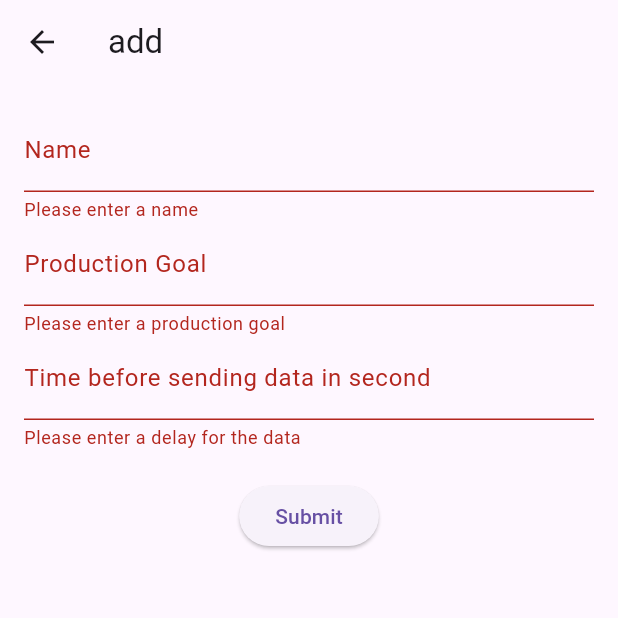
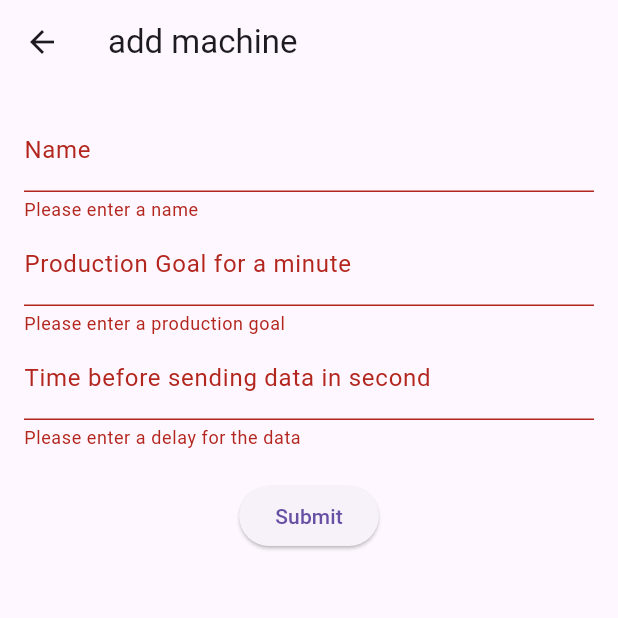
Before and after one commit to TheoHakk/B3Q1-Hakem-Flutter, a Flutter app: the FormMachine screen opened directly, after a tap on "Submit", on a phone screen of 412 x 824 dp, the top half of it. Run offline on Flutter 3.47's test engine with Material 3 defaults, Android fonts, the light colour scheme and no system bars; our stand-ins replace bloc, equatable, firebase_auth, firebase_core, fl_chart, flutter_bloc and 2 more; accounts and stored records are empty.

Commit message:
update de machine fonctionnel

```diff
--- a/lib/View/AppViews/Machines/machine_selection.dart
+++ b/lib/View/AppViews/Machines/machine_selection.dart
@@ -124,7 +124,8 @@ class _MachineSelection extends State<MachineSelection> {
                                 title: const Text('Add a machine'),
                                 onTap: () async {
                                   await Navigator.pushNamed(context, '/add');
-                                  _machinesBloc.add(LoadMachinesEvent());
+                                  BlocProvider.of<MachinesBloc>(context)
+                                      .add(LoadMachinesEvent());
                                 },
                               ),
                             ],
--- a/lib/View/Forms/form_machine.dart
+++ b/lib/View/Forms/form_machine.dart
@@ -34,12 +34,14 @@ class _FormMachine extends State<FormMachine> {
               _goalController.text,
               _dataDelayController.text,
               _nameController.text));
-        } else {
+        } else if (widget.machineId != null) {
           BlocProvider.of<MachineBloc>(context).add(UpdateMachineEvent(
               widget.machineId!,
               _goalController.text,
               _dataDelayController.text,
               _nameController.text));
+        } else {
+          throw Exception("Invalid machine id");
         }
       } catch (e) {
         SnackBar snackBar = SnackBar(content: Text(e.toString()));
@@ -55,7 +57,7 @@ class _FormMachine extends State<FormMachine> {
     return Scaffold(
       appBar: AppBar(
         title: Text(
-            widget.title),
+            '${widget.title} machine ${widget.machineId ?? ""}'),
       ),
       body: Padding(
         padding: const EdgeInsets.all(16.0),
@@ -73,7 +75,7 @@ class _FormMachine extends State<FormMachine> {
               TextFormField(
                 controller: _goalController,
                 decoration:
-                const InputDecoration(labelText: 'Production Goal'),
+                const InputDecoration(labelText: 'Production Goal for a minute'),
                 keyboardType: TextInputType.number,
                 validator: (value) {
                   if (value!.isEmpty) {
```
Also changed, not shown: lib/Model/API/api.dart (+14 -6 lines), lib/View/AppViews/Machines/machine_detail.dart (+9 -1 lines).
